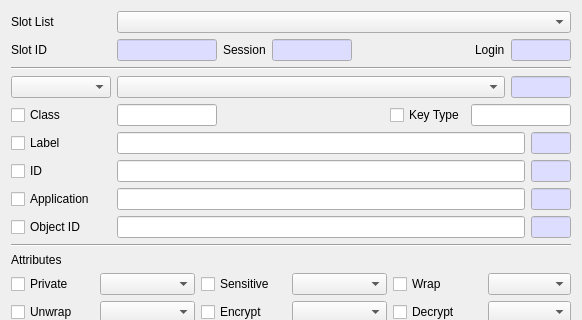
jykim74/CryptokiMan, file CryptokiMan/edit_attribute_list_dlg.ui: the form before one commit; both pictures show x 0 to 582 and y 0 to 320 of the 582 by 534 pixel window.
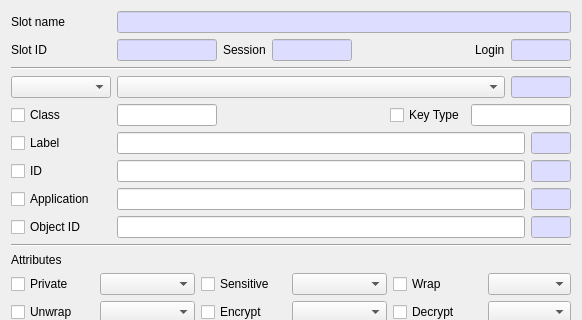
The form after the commit.

Commit message: Slot List 를 모두 Slot Name 변경

The edit to the form file:
```diff
--- a/CryptokiMan/edit_attribute_list_dlg.ui
+++ b/CryptokiMan/edit_attribute_list_dlg.ui
@@ -25,17 +25,41 @@
         </size>
        </property>
        <property name="text">
-        <string>Slot List</string>
+        <string>Slot name</string>
        </property>
       </widget>
      </item>
      <item row="0" column="1">
-      <widget class="QComboBox" name="mSlotsCombo">
-       <property name="sizePolicy">
-        <sizepolicy hsizetype="Expanding" vsizetype="Fixed">
-         <horstretch>0</horstretch>
-         <verstretch>0</verstretch>
-        </sizepolicy>
+      <widget class="QLineEdit" name="mSlotNameText">
+       <property name="palette">
+        <palette>
+         <active>
+          <colorrole role="Base">
+           <brush brushstyle="SolidPattern">
+            <color alpha="255">
+             <red>221</red>
+             <green>221</green>
+             <blue>255</blue>
+            </color>
+           </brush>
+          </colorrole>
+         </active>
+         <inactive>
+          <colorrole role="Base">
+           <brush brushstyle="SolidPattern">
+            <color alpha="255">
+             <red>221</red>
+             <green>221</green>
+             <blue>255</blue>
+            </color>
+           </brush>
+          </colorrole>
+         </inactive>
+         <disabled/>
+        </palette>
+       </property>
+       <property name="readOnly">
+        <bool>true</bool>
        </property>
       </widget>
      </item>
```
Left out of the diff: 1 changed line with no effect on the pictures. The commit also changes 116 other files.
